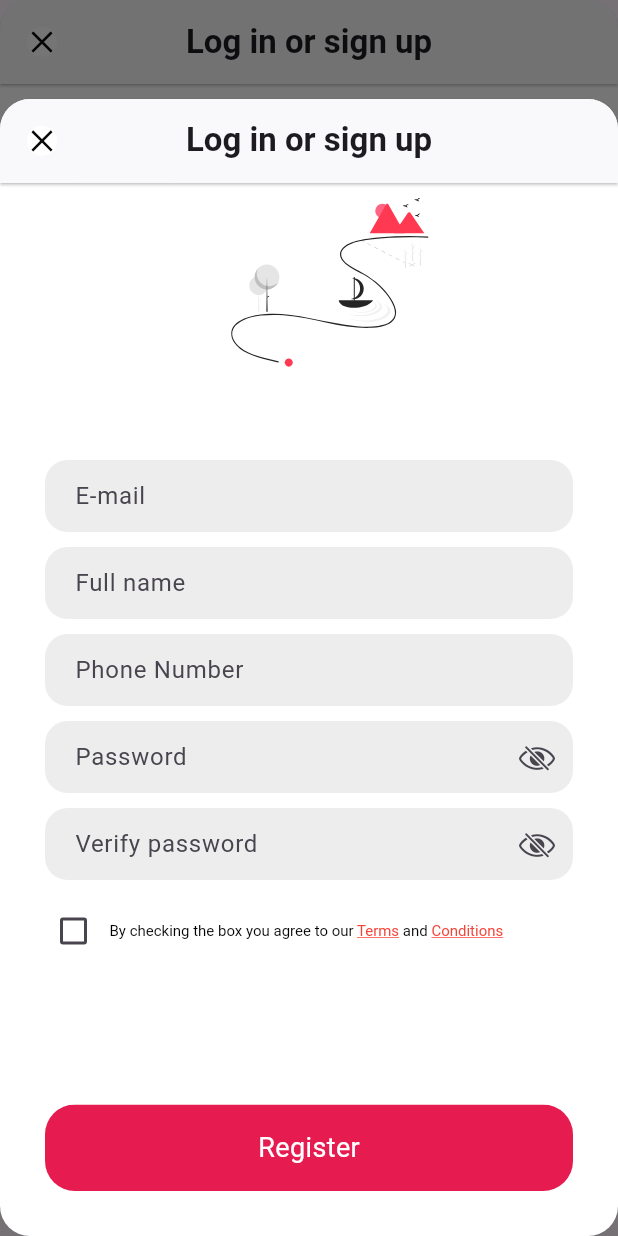
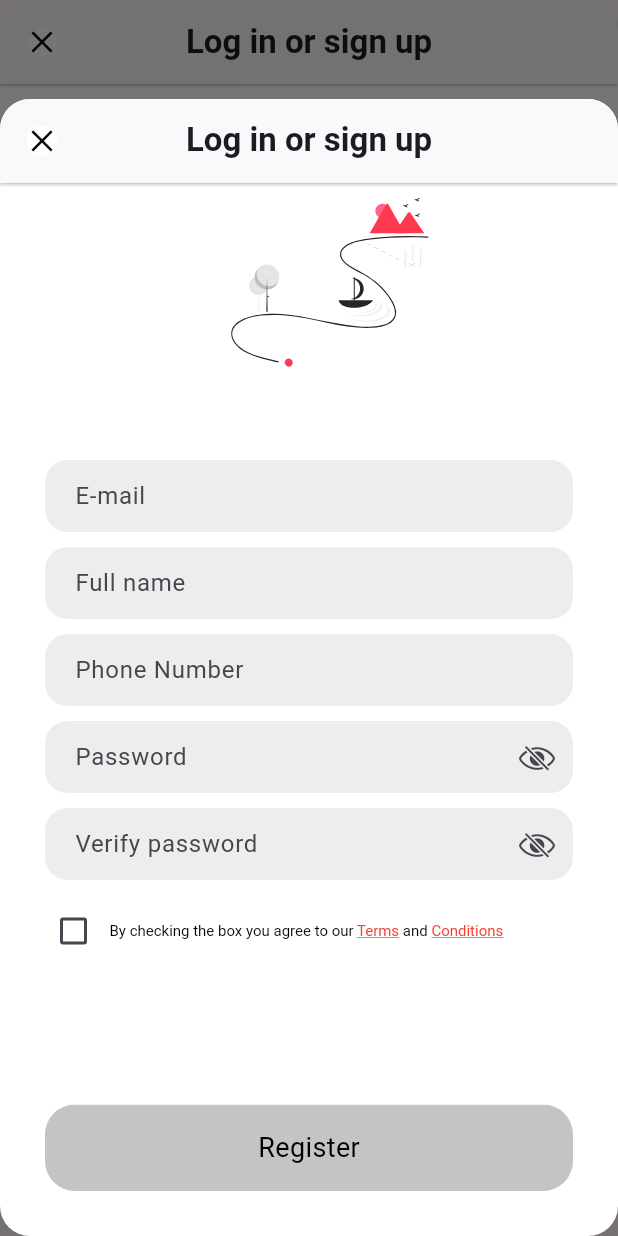
Before and after one commit to purevb/mrent, a Flutter app: the Login widget shown alone on an empty page, opened directly, after a tap on "Register", on a phone screen of 412 x 824 dp. Run offline on Flutter 3.47's test engine with Material 3 defaults, Android fonts, the light colour scheme and no system bars; our stand-ins replace auto_route, cached_network_image, card_swiper, cloud_firestore, firebase_auth, firebase_core and 5 more; accounts and stored records are empty; network calls fail.

Commit message:
tsengel bsda ruu ortson bhvide

```diff
--- a/lib/pages/components/button.dart
+++ b/lib/pages/components/button.dart
@@ -2,13 +2,13 @@ import 'package:flutter/material.dart';
 
 class MyButton extends StatefulWidget {
   final String text;
-  final bool? canPress;
+  final bool canPress;
   final VoidCallback onPress;
   final double height;
   final double width;
 
   const MyButton(
-      {this.canPress,
+      {required this.canPress,
       required this.onPress,
       required this.height,
       required this.width,
@@ -23,18 +23,22 @@ class _MyButtonState extends State<MyButton> {
   @override
   Widget build(BuildContext context) {
     return GestureDetector(
-      onTap: widget.onPress,
+      onTap: widget.canPress == true ? widget.onPress : () {},
       child: Container(
         width: widget.width,
         height: widget.height,
         decoration: BoxDecoration(
           borderRadius: BorderRadius.circular(6),
-          color: const Color(0xffe61c50),
+          color: widget.canPress == true
+              ? const Color(0xffe61c50)
+              : const Color(0xffc4c4c4),
         ),
         child: Center(
           child: Text(
             widget.text,
-            style: const TextStyle(color: Colors.white, fontSize: 18),
+            style: TextStyle(
+                color: widget.canPress == true ? Colors.white : Colors.black,
+                fontSize: 18),
           ),
         ),
       ),
--- a/lib/pages/favorite_page/favorite_page.dart
+++ b/lib/pages/favorite_page/favorite_page.dart
@@ -77,6 +77,7 @@ class _FavoritePageState extends State<FavoritePage> {
                 child: Container(
                   margin: const EdgeInsets.only(top: 60, left: 20),
                   child: MyButton(
+                    canPress: true,
                     onPress: () {
                       showModalBottomSheet(
                         elevation: 0,
--- a/lib/pages/login_dropback/login.dart
+++ b/lib/pages/login_dropback/login.dart
@@ -35,6 +35,7 @@ class _LoginState extends State<Login> {
           Padding(
             padding: const EdgeInsets.symmetric(horizontal: 30),
             child: MyButton(
+              canPress: true,
               onPress: () {},
               height: 55,
               width: width,
--- a/lib/pages/message_page/message_page.dart
+++ b/lib/pages/message_page/message_page.dart
@@ -77,6 +77,7 @@ class _MessagePageState extends State<MessagePage> {
                 child: Container(
                   margin: const EdgeInsets.only(top: 60, left: 20),
                   child: MyButton(
+                    canPress: true,
                     onPress: () {
                       showModalBottomSheet(
                         elevation: 0,
--- a/lib/pages/register_dropback/register.dart
+++ b/lib/pages/register_dropback/register.dart
@@ -136,7 +136,7 @@ class _RegisterState extends State<Register> {
             child: ClipRRect(
               borderRadius: BorderRadius.circular(20),
               child: MyButton(
-                // canPress
+                canPress: isCheck == true ? true : false,
                 onPress: () {
                   checkTwoPasswordsEqual(
                     passwordController.text,
--- a/lib/pages/rent_history_page/rent_history_page.dart
+++ b/lib/pages/rent_history_page/rent_history_page.dart
@@ -77,6 +77,7 @@ class _RentHistoryPageState extends State<RentHistoryPage> {
                 child: Container(
                   margin: const EdgeInsets.only(top: 60, left: 20),
                   child: MyButton(
+                    canPress: true,
                     onPress: () {
                       showModalBottomSheet(
                         elevation: 0,
```
